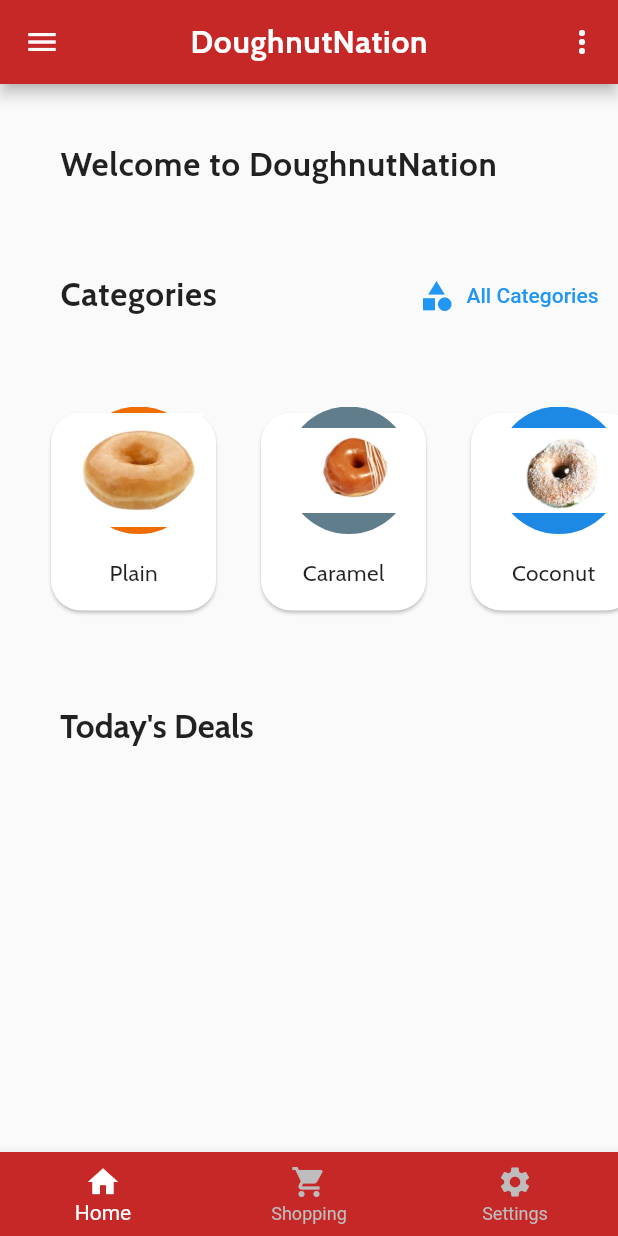
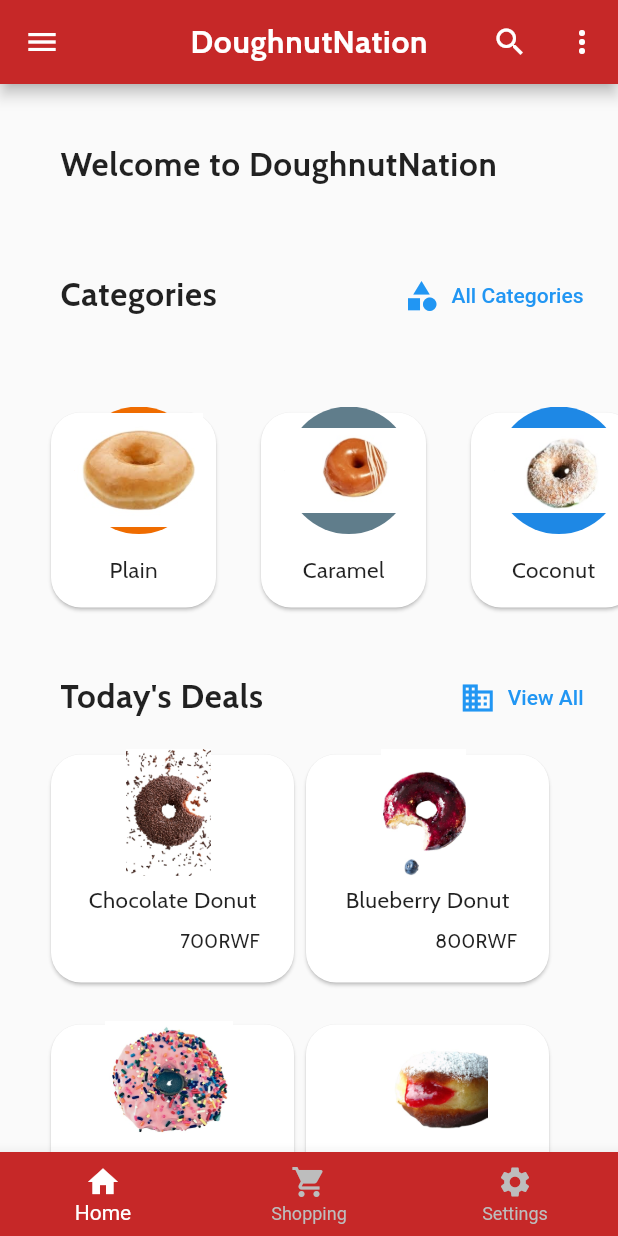
Before and after one commit to alu-rwa-prog-1/mini-project-1-iwanjo, a Flutter app: the screen it shows after launch, on a phone screen of 412 x 824 dp. Run offline on Flutter 3.47's test engine with Material 2 defaults, Android fonts, the phone set to English and light mode, and no system bars; our stand-ins replace google_fonts.

Commit message:
Complete DoughnutNation Flutter Project

```diff
--- a/ALU_RWA_MiniProject1_Wk3/lib/Home.dart
+++ b/ALU_RWA_MiniProject1_Wk3/lib/Home.dart
@@ -1,4 +1,5 @@
 import 'package:ALU_RWA_MiniProject1_Wk3/views/category.dart';
+import 'package:ALU_RWA_MiniProject1_Wk3/views/product.dart';
 import 'package:flutter/material.dart';
 import 'package:google_fonts/google_fonts.dart';
 import 'package:ALU_RWA_MiniProject1_Wk3/variables.dart';
@@ -27,11 +28,18 @@ class Home extends StatelessWidget {
         actions: <Widget>[
           IconButton(
             icon: Icon(
+              Icons.search,
+              color: Colors.white,
+            ),
+            onPressed: () {},
+          ),
+          IconButton(
+            icon: Icon(
               Icons.more_vert,
               color: Colors.white,
             ),
             onPressed: () {},
-          )
+          ),
         ],
       ),
       bottomNavigationBar: BottomNavigationBar(
@@ -90,7 +98,7 @@ class Home extends StatelessWidget {
                     ),
                   ),
                   Padding(
-                    padding: EdgeInsets.symmetric(horizontal: 5, vertical: 10),
+                    padding: EdgeInsets.symmetric(horizontal: 15, vertical: 10),
                     child: TextButton.icon(
                       label: Text("All Categories"),
                       icon: Icon(Icons.category),
@@ -109,19 +117,35 @@ class Home extends StatelessWidget {
               SizedBox(
                 height: 20,
               ),
-              Align(
-                alignment: Alignment.centerLeft,
-                child: Padding(
-                  padding: EdgeInsets.symmetric(horizontal: 40, vertical: 40),
+              Row(
+                mainAxisAlignment: MainAxisAlignment.spaceBetween,
+                crossAxisAlignment: CrossAxisAlignment.start,
+                children: <Widget>[
+                  Padding(
+                    padding: EdgeInsets.symmetric(horizontal: 40, vertical: 20),
                     child: Text(
                       "Today's Deals",
                       style: GoogleFonts.cabin(
                           fontSize: 22,
                           fontWeight: FontWeight.bold,
+                          letterSpacing: .5),
                     ),
                   ),
+                  Padding(
+                    padding: EdgeInsets.symmetric(horizontal: 15, vertical: 10),
+                    child: TextButton.icon(
+                      label: Text("View All"),
+                      icon: Icon(Icons.business),
+                      onPressed: () {},
                     ),
                   ),
+                ],
+              ),
+              buildProductList(),
+              SizedBox(
+                height: 20,
+              ),
+              buildProductList2(),
             ],
           ),
         ),
@@ -129,6 +153,33 @@ class Home extends StatelessWidget {
       drawer: NavigateDrawer(
         uid: this.uid,
       ),
+    );
+  }
+
+  buildProductList() {
+    return Row(
+      crossAxisAlignment: CrossAxisAlignment.start,
+      children: <Widget>[
+        SizedBox(
+          width: 30,
+        ),
+        ProductCard('Chocolate Donut', 'assets/choc.jpg', '700RWF'),
+        ProductCard('Blueberry Donut', 'assets/blueberry.jpg', '800RWF'),
+      ],
+    );
+  }
+
+  buildProductList2() {
+    return Row(
+      crossAxisAlignment: CrossAxisAlignment.start,
+      children: <Widget>[
+        SizedBox(
+          width: 30,
+        ),
+        ProductCard(
+            'Strawberry Donut', 'assets/strawberry-flake.jpg', '800RWF'),
+        ProductCard('Jelly Filled Donut', 'assets/jelly.jpg', '800RWF'),
+      ],
     );
   }
 
@@ -219,6 +270,7 @@ class _NavigateDrawerState extends State<NavigateDrawer> {
                 Icons.home,
                 color: Colors.black,
               ),
+              onPressed: () {},
             ),
             title: Text(
               'Home',
@@ -232,6 +284,7 @@ class _NavigateDrawerState extends State<NavigateDrawer> {
                 Icons.search,
                 color: Colors.black,
               ),
+              onPressed: () {},
             ),
             title: Text(
               'Search',
@@ -245,6 +298,7 @@ class _NavigateDrawerState extends State<NavigateDrawer> {
                 Icons.category,
                 color: Colors.black,
               ),
+              onPressed: () {},
             ),
             title: Text(
               'Categories',
@@ -258,6 +312,7 @@ class _NavigateDrawerState extends State<NavigateDrawer> {
                 Icons.track_changes,
                 color: Colors.black,
               ),
+              onPressed: () {},
             ),
             title: Text(
               'Track Your Order',
@@ -271,6 +326,7 @@ class _NavigateDrawerState extends State<NavigateDrawer> {
                 Icons.account_circle,
                 color: Colors.black,
               ),
+              onPressed: () {},
             ),
             title: Text(
               'Profile',
@@ -284,6 +340,7 @@ class _NavigateDrawerState extends State<NavigateDrawer> {
                 Icons.logout,
                 color: Colors.black,
               ),
+              onPressed: () {},
             ),
             title: Text(
               'Log Out',
--- a/ALU_RWA_MiniProject1_Wk3/lib/views/category.dart
+++ b/ALU_RWA_MiniProject1_Wk3/lib/views/category.dart
@@ -1,6 +1,7 @@
 import 'package:flutter/material.dart';
 import 'package:google_fonts/google_fonts.dart';
 
+// ignore: must_be_immutable
 class CategoryCard extends StatelessWidget {
   var _title;
   var _imageUrl;
@@ -21,7 +22,7 @@ class CategoryCard extends StatelessWidget {
             ),
             child: Container(
               width: 110,
-              height: 430,
+              height: 130,
               padding: EdgeInsets.symmetric(
                 horizontal: 16,
                 vertical: 16,
--- a/ALU_RWA_MiniProject1_Wk3/lib/views/product.dart
+++ b/ALU_RWA_MiniProject1_Wk3/lib/views/product.dart
@@ -1,13 +1,126 @@
+// import 'package:flutter/material.dart';
+// import 'package:google_fonts/google_fonts.dart';
+
+// // ignore: must_be_immutable
+// class ProductCard extends StatelessWidget {
+//   var _flavour;
+//   var _price;
+//   var _image;
+
+//   ProductCard(this._flavour, this._price, this._image);
+
+//   @override
+//   Widget build(BuildContext context) {
+//     return Container(
+//       width: 150,
+//       height: 180,
+//       child: Stack(
+//         children: <Widget>[
+//           Card(
+//             shape: RoundedRectangleBorder(
+//               borderRadius: BorderRadius.circular(10),
+//             ),
+//             child: Container(
+//               width: 110,
+//               height: 130,
+//               padding: EdgeInsets.symmetric(
+//                 horizontal: 16,
+//                 vertical: 16,
+//               ),
+//               child: GridView.count(
+//                 crossAxisCount: 2,
+//                 primary: false,
+//                 mainAxisSpacing: 5,
+//                 crossAxisSpacing: 4,
+//                 children: <Widget>[
+//                   Align(
+//                     alignment: Alignment.bottomCenter,
+//                     child: Text(_flavour),
+//                   ),
+//                   Align(
+//                     alignment: Alignment.bottomRight,
+//                     child: Text(_price),
+//                   ),
+//                   Positioned(
+//                     right: 25,
+//                     child: Container(
+//                       height: 85,
+//                       width: 85,
+//                       child: Image.asset(_image),
+//                     ),
+//                   ),
+//                 ],
+//               ),
+//             ),
+//           ),
+//         ],
+//       ),
+//     );
+//   }
+// }
 import 'package:flutter/material.dart';
+import 'package:google_fonts/google_fonts.dart';
 
+// ignore: must_be_immutable
 class ProductCard extends StatelessWidget {
-  var _type;
+  var _flavour;
   var _imageUrl;
   var _price;
 
-  ProductCard(this._type, this._imageUrl, this._price);
+  ProductCard(this._flavour, this._imageUrl, this._price);
+
   @override
   Widget build(BuildContext context) {
-    return Container();
+    return Container(
+      width: 170,
+      height: 160,
+      child: Stack(
+        children: <Widget>[
+          Card(
+            shape: RoundedRectangleBorder(
+              borderRadius: BorderRadius.circular(20),
+            ),
+            child: Container(
+              width: MediaQuery.of(context).size.width,
+              height: MediaQuery.of(context).size.height,
+              padding: EdgeInsets.symmetric(
+                horizontal: 6,
+                vertical: 46,
+              ),
+              child: Align(
+                alignment: Alignment.bottomCenter,
+                child: Text(
+                  _flavour,
+                  style: GoogleFonts.cabin(
+                      textStyle: TextStyle(letterSpacing: .3, fontSize: 15)),
+                ),
+              ),
+            ),
+          ),
+          Align(
+            alignment: Alignment.bottomRight,
+            child: Container(
+              height: 40,
+              width: 80,
+              child: Text(
+                _price,
+                style: GoogleFonts.cabin(
+                    textStyle: TextStyle(letterSpacing: .3, fontSize: 13)),
+              ),
+            ),
+          ),
+          Positioned(
+            right: 45,
+            child: Container(
+              height: 85,
+              width: 85,
+              child: Image.asset(
+                _imageUrl,
+              ),
+            ),
+          ),
+        ],
+      ),
+    );
   }
 }
```
Also changed, not shown: ALU_RWA_MiniProject1_Wk3/pubspec.yaml (+9 -0 lines), ALU_RWA_MiniProject1_Wk3/assets/Doughnutnation.png (added), ALU_RWA_MiniProject1_Wk3/assets/blueberry.jpg (added), ALU_RWA_MiniProject1_Wk3/assets/choc.jpg (added), ALU_RWA_MiniProject1_Wk3/assets/jelly.jpg (added), ALU_RWA_MiniProject1_Wk3/assets/strawberry-flake.jpg (added), ALU_RWA_MiniProject1_Wk3/pubspec.lock, 11 other files. Lines whose indentation alone changed are shown as unchanged.
